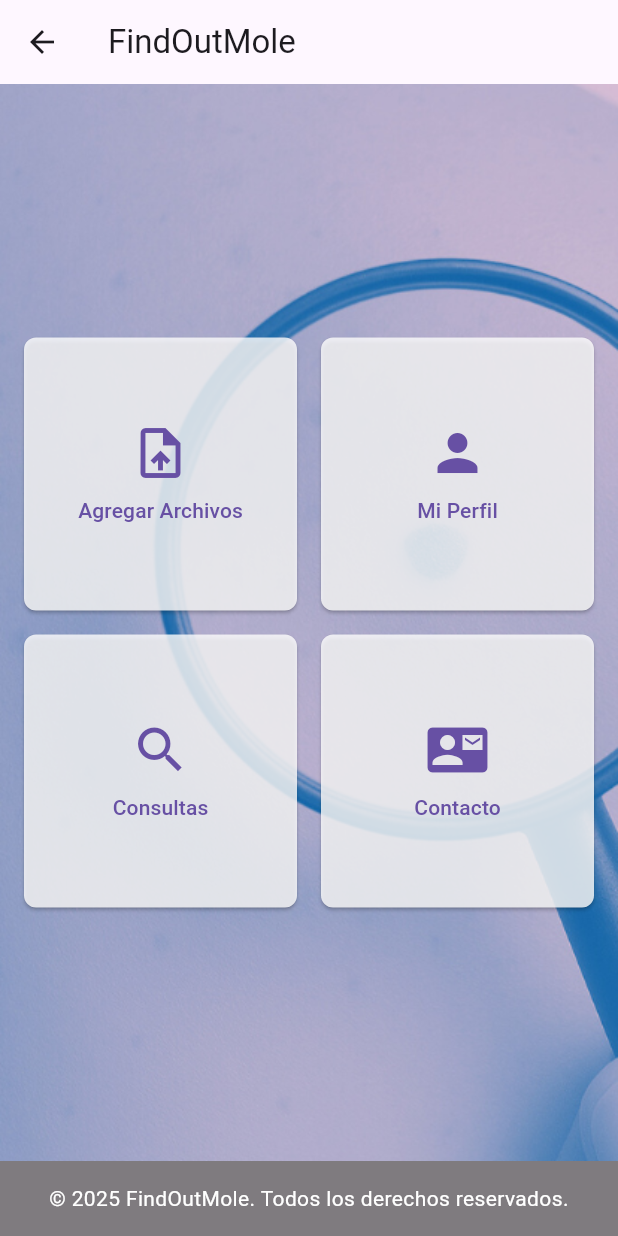
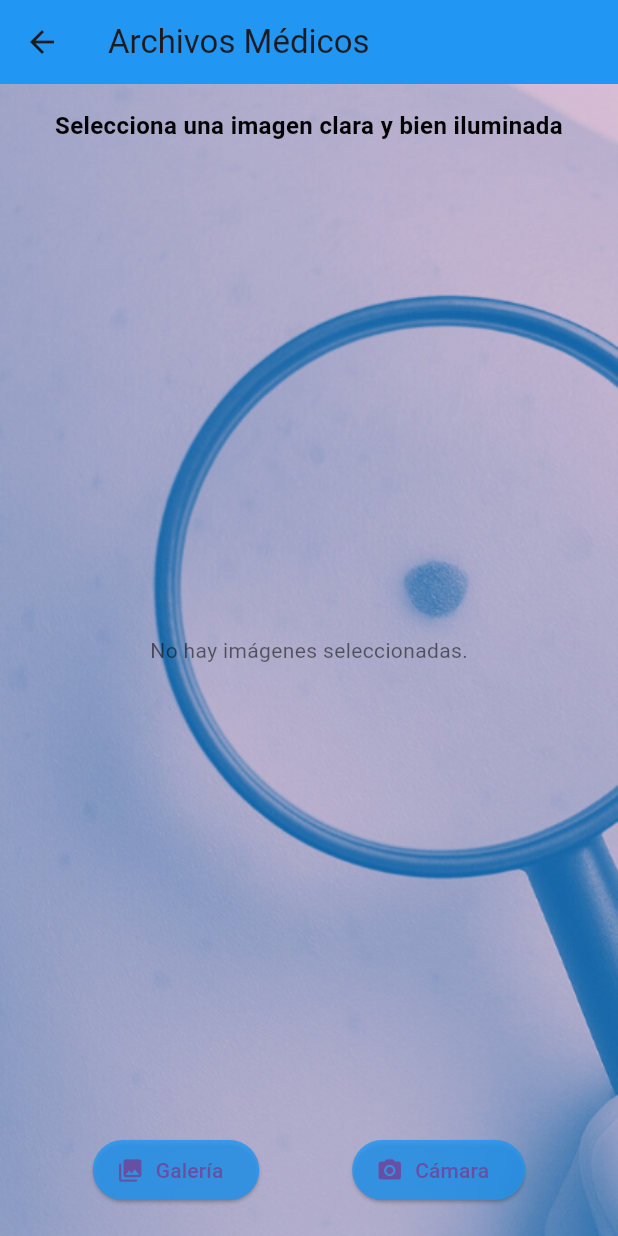
Before and after one commit to Sergi-10/findoutmole_copia, a Flutter app: the HomePage screen opened directly, after a tap on "Agregar Archivos", on a phone screen of 412 x 824 dp. Run offline on Flutter 3.47's test engine with Material 3 defaults, Android fonts, the phone set to English and light mode, and no system bars; our stand-ins replace firebase_auth, firebase_core, google_fonts, image_picker, permission_handler; missing offline and left inert: image_editor; accounts and stored records are empty.

Commit message:
Agregar archivos

```diff
--- /dev/null
+++ b/lib/screen/menu_screen/Archivos.dart
@@ -0,0 +1,234 @@
+import 'package:flutter/material.dart';
+import 'package:image_picker/image_picker.dart' as picker; // Alias: picker
+import 'package:permission_handler/permission_handler.dart';
+import 'package:image_editor/image_editor.dart' as editor; // Alias: editor
+import 'dart:io';
+
+class ArchivosScreen extends StatefulWidget {
+  const ArchivosScreen({super.key});
+
+  @override
+  _ArchivosScreenState createState() => _ArchivosScreenState();
+}
+
+class _ArchivosScreenState extends State<ArchivosScreen> {
+  final picker.ImagePicker _picker = picker.ImagePicker();
+  final List<File> _images = [];
+  bool _isLoading = false;
+
+  @override
+  void initState() {
+    super.initState();
+  }
+
+  Future<void> _requestPermissions() async {
+    final cameraStatus = await Permission.camera.request();
+    final photosStatus = await Permission.photos.request();
+
+    if (!cameraStatus.isGranted || !photosStatus.isGranted) {
+      ScaffoldMessenger.of(context).showSnackBar(
+        SnackBar(content: Text('Permisos requeridos no concedidos.')),
+      );
+    }
+  }
+
+  Future<void> _pickImage(picker.ImageSource source) async {
+    final pickedFile = await _picker.pickImage(source: source);
+    if (pickedFile != null) {
+      final editedImage = await _editImage(File(pickedFile.path));
+      if (editedImage != null) {
+        setState(() {
+          _images.add(editedImage);
+        });
+      }
+    }
+  }
+
+  Future<File?> _editImage(File imageFile) async {
+    try {
+      final editorOption = editor.ImageEditorOption();
+      editorOption.addOption(editor.ClipOption(x: 0, y: 0, width: 500, height: 500)); // Recorte
+
+      final result = await editor.ImageEditor.editImage(
+        image: imageFile.readAsBytesSync(),
+        imageEditorOption: editorOption,
+      );
+
+      if (result != null) {
+        final editedFile = File(
+          '${imageFile.parent.path}/${DateTime.now().millisecondsSinceEpoch}_edited.png',
+        );
+        editedFile.writeAsBytesSync(result);
+        return editedFile;
+      }
+    } catch (e) {
+      print('Error al editar la imagen: $e');
+    }
+    return null;
+  }
+
+  void _removeImage(int index) async {
+    final confirm = await showDialog<bool>(
+      context: context,
+      builder: (context) => AlertDialog(
+        title: Text('Eliminar imagen'),
+        content: Text('¿Estás seguro de que deseas eliminar esta imagen?'),
+        actions: [
+          TextButton(
+              onPressed: () => Navigator.pop(context, false),
+              child: Text('Cancelar')),
+          TextButton(
+              onPressed: () => Navigator.pop(context, true),
+              child: Text('Eliminar')),
+        ],
+      ),
+    );
+
+    if (confirm == true) {
+      setState(() {
+        _images.removeAt(index);
+      });
+    }
+  }
+
+  @override
+  Widget build(BuildContext context) {
+    return Scaffold(
+      appBar: AppBar(
+        title: Text('Archivos Médicos'),
+        backgroundColor: Colors.blue,
+      ),
+      body: Stack(
+        children: [
+          Container(
+            decoration: BoxDecoration(
+              image: DecorationImage(
+                image: AssetImage('assets/images/2.png'),
+                fit: BoxFit.cover,
+              ),
+            ),
+          ),
+          Column(
+            children: [
+              Padding(
+                padding: const EdgeInsets.all(16.0),
+                child: Text(
+                  'Selecciona una imagen clara y bien iluminada',
+                  style: TextStyle(
+                    fontSize: 16,
+                    fontWeight: FontWeight.bold,
+                    color: Colors.black,
+                  ),
+                  textAlign: TextAlign.center,
+                ),
+              ),
+              if (_isLoading)
+                Center(child: CircularProgressIndicator())
+              else if (_images.isEmpty)
+                Expanded(
+                  child: Center(
+                    child: Text(
+                      'No hay imágenes seleccionadas.',
+                      style: TextStyle(color: Colors.black54),
+                    ),
+                  ),
+                )
+              else
+                Expanded(
+                  child: GridView.builder(
+                    padding: const EdgeInsets.all(16.0),
+                    gridDelegate: SliverGridDelegateWithFixedCrossAxisCount(
+                      crossAxisCount: 2,
+                      crossAxisSpacing: 10,
+                      mainAxisSpacing: 10,
+                    ),
+                    itemCount: _images.length,
+                    itemBuilder: (context, index) {
+                      return Stack(
+                        children: [
+                          Positioned.fill(
+                            child: ClipRRect(
+                              borderRadius: BorderRadius.circular(8),
+                              child: Image.file(
+                                _images[index],
+                                fit: BoxFit.cover,
+                              ),
+                            ),
+                          ),
+                          Positioned(
+                            top: 5,
+                            right: 5,
+                            child: InkWell(
+                              onTap: () => _removeImage(index),
+                              child: Container(
+                                decoration: BoxDecoration(
+                                  color: Colors.red.withOpacity(0.8),
+                                  shape: BoxShape.circle,
+                                  boxShadow: [
+                                    BoxShadow(
+                                      color: Colors.black26,
+                                      blurRadius: 4,
+                                      offset: Offset(2, 2),
+                                    ),
+                                  ],
+                                ),
+                                child: Icon(
+                                  Icons.close,
+                                  color: Colors.white,
+                                  size: 20,
+                                ),
+                              ),
+                            ),
+                          ),
+                        ],
+                      );
+                    },
+                  ),
+                ),
+              Row(
+                mainAxisAlignment: MainAxisAlignment.spaceEvenly,
+                children: [
+                  ElevatedButton.icon(
+                    onPressed: () async {
+                      setState(() {
+                        _isLoading = true;
+                      });
+                      await _requestPermissions();
+                      await _pickImage(picker.ImageSource.gallery);
+                      setState(() {
+                        _isLoading = false;
+                      });
+                    },
+                    icon: Icon(Icons.photo_library),
+                    label: Text('Galería'),
+                    style: ElevatedButton.styleFrom(
+                      backgroundColor: Colors.blue.withOpacity(0.8),
+                    ),
+                  ),
+                  ElevatedButton.icon(
+                    onPressed: () async {
+                      setState(() {
+                        _isLoading = true;
+                      });
+                      await _requestPermissions();
+                      await _pickImage(picker.ImageSource.camera);
+                      setState(() {
+                        _isLoading = false;
+                      });
+                    },
+                    icon: Icon(Icons.camera_alt),
+                    label: Text('Cámara'),
+                    style: ElevatedButton.styleFrom(
+                      backgroundColor: Colors.blue.withOpacity(0.8),
+                    ),
+                  ),
+                ],
+              ),
+              SizedBox(height: 20),
+            ],
+          ),
+        ],
+      ),
+    );
+  }
+}
--- a/lib/screen/menu_screen/Home.dart
+++ b/lib/screen/menu_screen/Home.dart
@@ -1,7 +1,10 @@
 import 'package:flutter/material.dart';
 import 'package:findoutmole/screen/menu_screen/Perfil.dart'; // Pantalla de perfil
 import 'package:findoutmole/screen/FootBar.dart';
+import 'package:findoutmole/screen/menu_screen/Archivos.dart'; // Pantalla de menu
 import 'package:findoutmole/screen/menu_screen/Contacto.dart'; // Pantalla de contacto
+
+ // Pantalla de archivos
 
 class HomePage extends StatelessWidget {
   const HomePage({super.key});
@@ -45,7 +48,12 @@ class HomePage extends StatelessWidget {
                         ),
                       ),
                       onPressed: () {
-                        print('Agregar Archivos clicked!');
+                        Navigator.push(
+                          context,
+                          MaterialPageRoute(
+                            builder: (context) => ArchivosScreen(), // Navega a ArchivosScreen
+                          ),
+                        );
                       },
                       child: Column(
                         mainAxisAlignment: MainAxisAlignment.center,
--- a/pubspec.yaml
+++ b/pubspec.yaml
@@ -13,6 +13,9 @@ dependencies:
   cupertino_icons: ^1.0.2
   firebase_core: ^2.30.0
   firebase_auth: ^4.15.3
+  image_picker: ^1.0.7 # o la versión más reciente
+  permission_handler: ^12.0.0+1 # o la versión más reciente
+  image_editor: ^1.3.0  # o la versión más reciente
 
 dev_dependencies:
   flutter_test:
```
Also changed, not shown: pubspec.lock, 6 other files.
